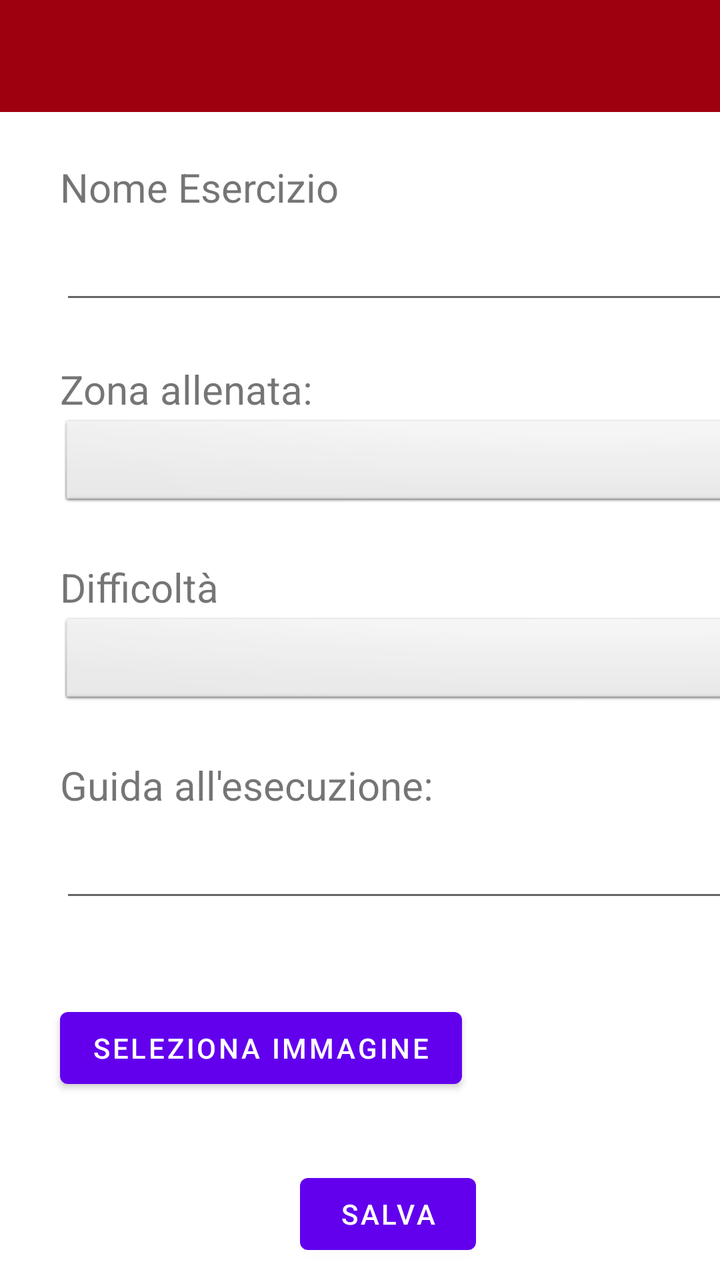
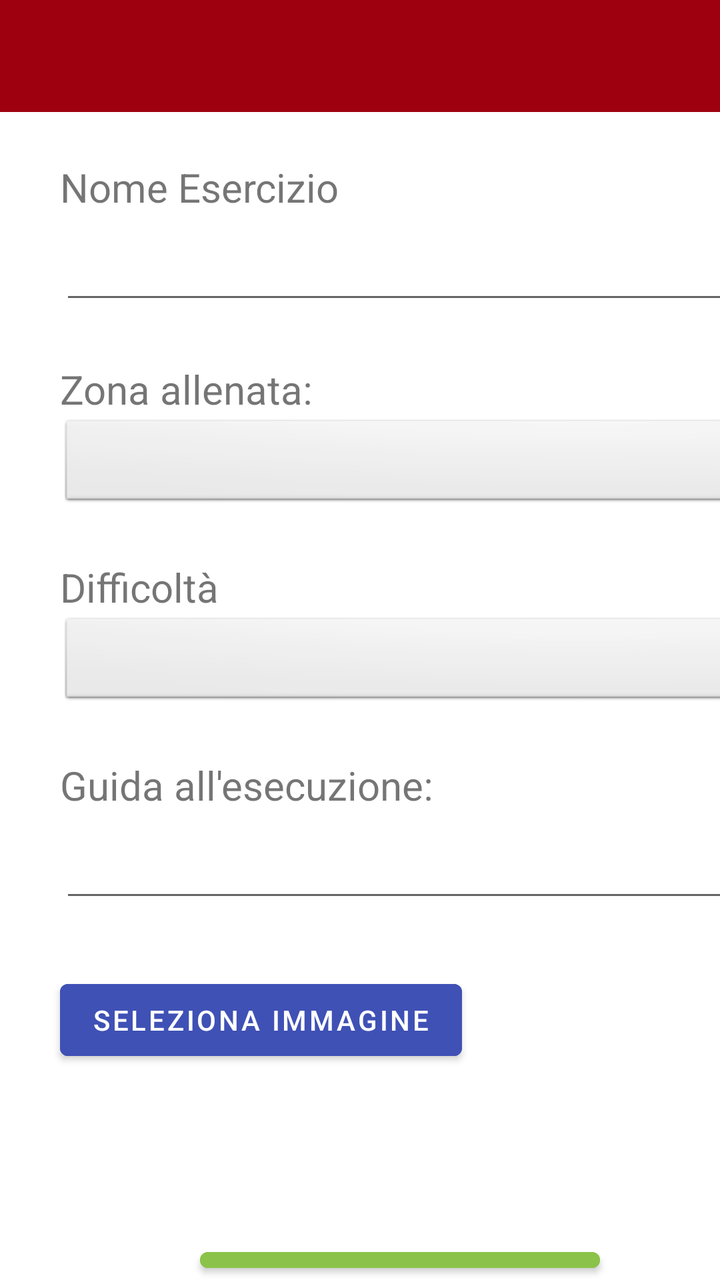

Before-and-after screenshots of an Android layout around one commit, followed by the original layout XML and the change that was made.
<!-- AndroidManifest.xml: application theme Theme.YourCali -->
<!-- res/layout/activity_exercise_creation.xml -->
<?xml version="1.0" encoding="utf-8"?>
<LinearLayout xmlns:android="http://schemas.android.com/apk/res/android"
    xmlns:tools="http://schemas.android.com/tools"
    android:layout_width="match_parent"
    android:layout_height="match_parent"
    android:orientation="vertical"
    tools:context=".ExerciseCreationActivity">

    <androidx.appcompat.widget.Toolbar
        android:id="@+id/exerciseCreationToolbar"
        android:layout_width="match_parent"
        android:layout_height="wrap_content"
        android:background="@color/Cranberry"
        android:minHeight="?attr/actionBarSize"
        android:theme="@style/MyThemeOverlay_Toolbar2" />

    <Space
        android:id="@+id/space"
        android:layout_width="403dp"
        android:layout_height="24dp" />

    <TextView
        android:layout_width="wrap_content"
        android:layout_height="wrap_content"
        android:layout_marginHorizontal="30sp"
        android:text="@string/nome_esercizio"
        android:textSize="20sp" />

    <EditText
        android:id="@+id/exerciseNamePlain"
        android:layout_width="360sp"
        android:layout_height="50sp"
        android:layout_marginHorizontal="30sp"
        android:autofillHints=""
        android:ems="10"
        android:inputType="textPersonName"
        android:labelFor="@+id/exerciseNamePlain"
        tools:ignore="SpeakableTextPresentCheck" />

    <Space
        android:layout_width="match_parent"
        android:layout_height="24dp" />

    <TextView
        android:id="@+id/textView4"
        android:layout_width="wrap_content"
        android:layout_height="wrap_content"
        android:layout_marginHorizontal="30sp"
        android:text="@string/zona_allenata"
        android:textSize="20sp" />

    <Spinner
        android:id="@+id/spinnerZona"
        android:layout_width="360dp"
        android:layout_height="48dp"
        android:layout_marginHorizontal="30sp"
        android:background="@android:drawable/btn_dropdown"
        android:spinnerMode="dropdown"
        tools:ignore="SpeakableTextPresentCheck" />

    <Space
        android:id="@+id/space2"
        android:layout_width="match_parent"
        android:layout_height="24dp" />

    <TextView
        android:id="@+id/textView3"
        android:layout_width="wrap_content"
        android:layout_height="wrap_content"
        android:layout_marginHorizontal="30sp"
        android:text="@string/difficolta"
        android:textSize="20sp" />

    <Spinner
        android:id="@+id/spinnerDifficolta"
        android:layout_width="360dp"
        android:layout_height="48dp"
        android:layout_marginHorizontal="30sp"
        android:background="@android:drawable/btn_dropdown"
        android:spinnerMode="dropdown"
        tools:ignore="SpeakableTextPresentCheck" />

    <Space
        android:id="@+id/space3"
        android:layout_width="match_parent"
        android:layout_height="24dp" />

    <TextView
        android:id="@+id/textView2"
        android:layout_width="wrap_content"
        android:layout_height="wrap_content"
        android:layout_marginHorizontal="30sp"
        android:text="@string/guida_all_esecuzione"
        android:textSize="20sp" />

    <EditText
        android:id="@+id/helpGuidePlain"
        android:layout_width="360sp"
        android:layout_height="50sp"
        android:layout_marginHorizontal="30sp"
        android:autofillHints=""
        android:inputType="textMultiLine"
        android:labelFor="@id/helpGuidePlain"
        tools:ignore="SpeakableTextPresentCheck" />

    <Space
        android:id="@+id/space4"
        android:layout_width="403dp"
        android:layout_height="24dp" />

    <LinearLayout
        android:layout_width="match_parent"
        android:layout_height="79dp"
        android:orientation="horizontal">

        <Button
            android:id="@+id/gallery"
            android:layout_width="wrap_content"
            android:layout_height="wrap_content"
            android:layout_marginHorizontal="30sp"
            android:layout_marginTop="20sp"
            android:text="@string/seleziona_immagine" />

        <ImageView
            android:id="@+id/imageView"
            android:layout_marginLeft="30sp"
            android:layout_width="80dp"
            android:layout_height="80dp"
            android:layout_marginStart="30sp"
            android:contentDescription="@string/immagine_esercizio" />


    </LinearLayout>

    <TextView
        android:layout_width="match_parent"
        android:id="@+id/imageError"
        android:layout_height="24dp"
        android:text="Attenzione! Inserire un'immagine"
        android:textColor="@color/Cranberry"
        android:visibility="invisible"
        android:textAlignment="center"/>

    <Button
        android:id="@+id/saveExerciseButton"
        android:layout_width="wrap_content"
        android:layout_height="wrap_content"
        android:layout_marginStart="150sp"
        android:gravity="center"
        android:text="@string/salva"
        android:textAlignment="center" />


</LinearLayout>
<!-- resources referenced by this layout -->
<resources>
  <color name="Cranberry">#9F000F</color>
  <string name="difficolta">Difficoltà</string>
  <string name="guida_all_esecuzione">Guida all\'esecuzione:</string>
  <string name="immagine_esercizio">Immagine esercizio</string>
  <string name="nome_esercizio">Nome Esercizio</string>
  <string name="salva">Salva</string>
  <string name="seleziona_immagine">Seleziona immagine</string>
  <string name="zona_allenata">Zona allenata:</string>
  <style name="MyThemeOverlay_Toolbar2" parent="ThemeOverlay.MaterialComponents.Toolbar.Primary">
          
          <item name="android:textColorPrimary">@color/white</item>
  
          
          <item name="colorOnPrimary">@color/white</item>
      </style>
  <style name="Theme.YourCali" parent="Theme.MaterialComponents.DayNight.NoActionBar">
          
          <item name="colorPrimary">@color/purple_500</item>
          <item name="colorPrimaryVariant">@color/purple_700</item>
          <item name="colorOnPrimary">@color/white</item>
          
          <item name="colorSecondary">@color/teal_200</item>
          <item name="colorSecondaryVariant">@color/teal_700</item>
          <item name="colorOnSecondary">@color/black</item>
          
          <item name="android:statusBarColor">@color/DarkCranberry</item>
          
      </style>
  <color name="white">#FFFFFFFF</color>
  <color name="purple_500">#FF6200EE</color>
  <color name="purple_700">#FF3700B3</color>
  <color name="teal_200">#FF03DAC5</color>
  <color name="teal_700">#FF018786</color>
  <color name="black">#FF000000</color>
  <color name="DarkCranberry">#FF7A020E</color>
</resources>

<!-- the commit's change to res/layout/activity_exercise_creation.xml (unified diff, before → after) -->
@@ -105,8 +105,8 @@
 
     <Space
         android:id="@+id/space4"
-        android:layout_width="403dp"
-        android:layout_height="24dp" />
+        android:layout_width="match_parent"
+        android:layout_height="10sp" />
 
     <LinearLayout
         android:layout_width="match_parent"
@@ -119,6 +119,7 @@
             android:layout_height="wrap_content"
             android:layout_marginHorizontal="30sp"
             android:layout_marginTop="20sp"
+            android:backgroundTint="#3F51B5"
             android:text="@string/seleziona_immagine" />
 
         <ImageView
@@ -133,22 +134,24 @@
     </LinearLayout>
 
     <TextView
+        android:id="@+id/imageError"
         android:layout_width="match_parent"
-        android:id="@+id/imageError"
-        android:layout_height="24dp"
+        android:layout_height="75sp"
         android:text="Attenzione! Inserire un'immagine"
+        android:textAlignment="center"
         android:textColor="@color/Cranberry"
-        android:visibility="invisible"
-        android:textAlignment="center"/>
+        android:visibility="invisible" />
 
     <Button
         android:id="@+id/saveExerciseButton"
-        android:layout_width="wrap_content"
+        android:layout_width="200dp"
         android:layout_height="wrap_content"
-        android:layout_marginStart="150sp"
+        android:layout_marginStart="100sp"
+        android:backgroundTint="#8BC34A"
         android:gravity="center"
         android:text="@string/salva"
-        android:textAlignment="center" />
+        android:textAlignment="center"
+        android:onClick="displayToast"/>
 
 
 </LinearLayout>
